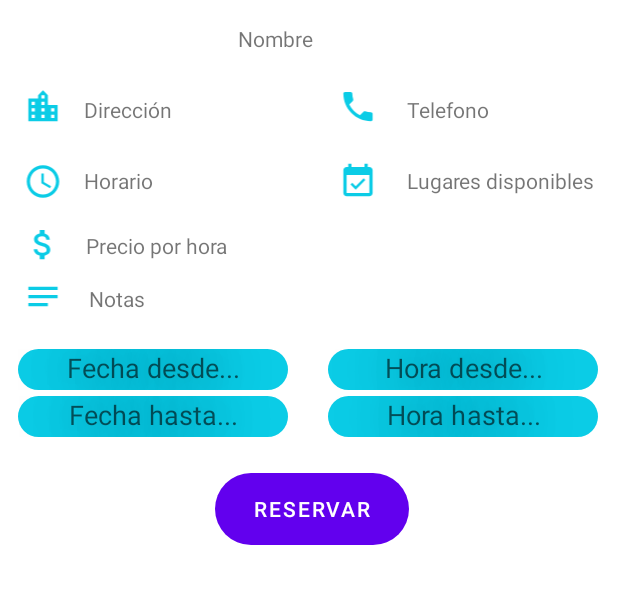
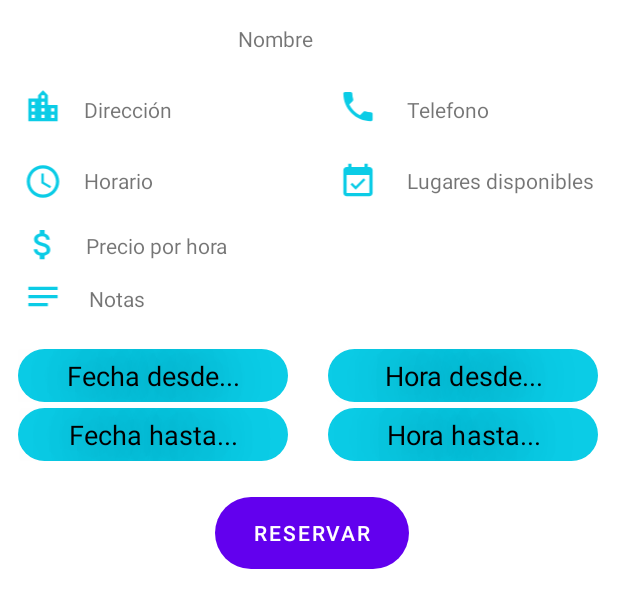
Before and after one commit to EzeCasella/parkapp-android, an Android app: the layout reserva_fragment.xml on its own in the app's theme, with its tools: preview values and no code run, on a phone screen of 412 x 824 dp. Shown: the top 608 px of the screen. Run offline under Robolectric (Android 15) with nearby library versions, the phone set to English and light mode, and no system bars.

Commit message:
Cambio de color de texto en reserva y título en negrita

```diff
--- a/app/src/main/res/layout/reserva_fragment.xml
+++ b/app/src/main/res/layout/reserva_fragment.xml
@@ -90,10 +90,12 @@
         android:layout_width="180dp"
         android:layout_height="wrap_content"
         android:layout_marginTop="24dp"
+        android:padding="5dp"
         android:background="@drawable/rounded_corner"
         android:backgroundTint="#0bcce6"
         android:ems="10"
         android:hint="Hora desde..."
+        android:textColorHint="@color/black"
         android:inputType="time"
         app:layout_constraintEnd_toEndOf="parent"
         app:layout_constraintHorizontal_bias="0.666"
@@ -134,10 +136,12 @@
         android:layout_width="180dp"
         android:layout_height="wrap_content"
         android:layout_marginTop="4dp"
+        android:padding="5dp"
         android:background="@drawable/rounded_corner"
         android:backgroundTint="#0bcce6"
         android:ems="10"
         android:hint="Hora hasta..."
+        android:textColorHint="@color/black"
         android:inputType="time"
         app:layout_constraintEnd_toEndOf="parent"
         app:layout_constraintHorizontal_bias="0.666"
@@ -152,10 +156,12 @@
         android:layout_height="wrap_content"
         android:layout_marginStart="12dp"
         android:layout_marginTop="24dp"
+        android:padding="5dp"
         android:background="@drawable/rounded_corner"
         android:backgroundTint="#0bcce6"
         android:ems="10"
         android:hint="Fecha desde..."
+        android:textColorHint="@color/black"
         android:inputType="date"
         app:layout_constraintLeft_toLeftOf="parent"
         app:layout_constraintStart_toStartOf="parent"
@@ -168,10 +174,12 @@
         android:layout_height="wrap_content"
         android:layout_marginStart="12dp"
         android:layout_marginTop="4dp"
+        android:padding="5dp"
         android:background="@drawable/rounded_corner"
         android:backgroundTint="#0bcce6"
         android:ems="10"
         android:hint="Fecha hasta..."
+        android:textColorHint="@color/black"
         android:inputType="date"
         app:layout_constraintLeft_toLeftOf="parent"
         app:layout_constraintStart_toStartOf="parent"
```
Also changed, not shown: app/src/main/java/com/probit/parkapp/ui/map/ReservaFragment.java (+15 -0 lines).
